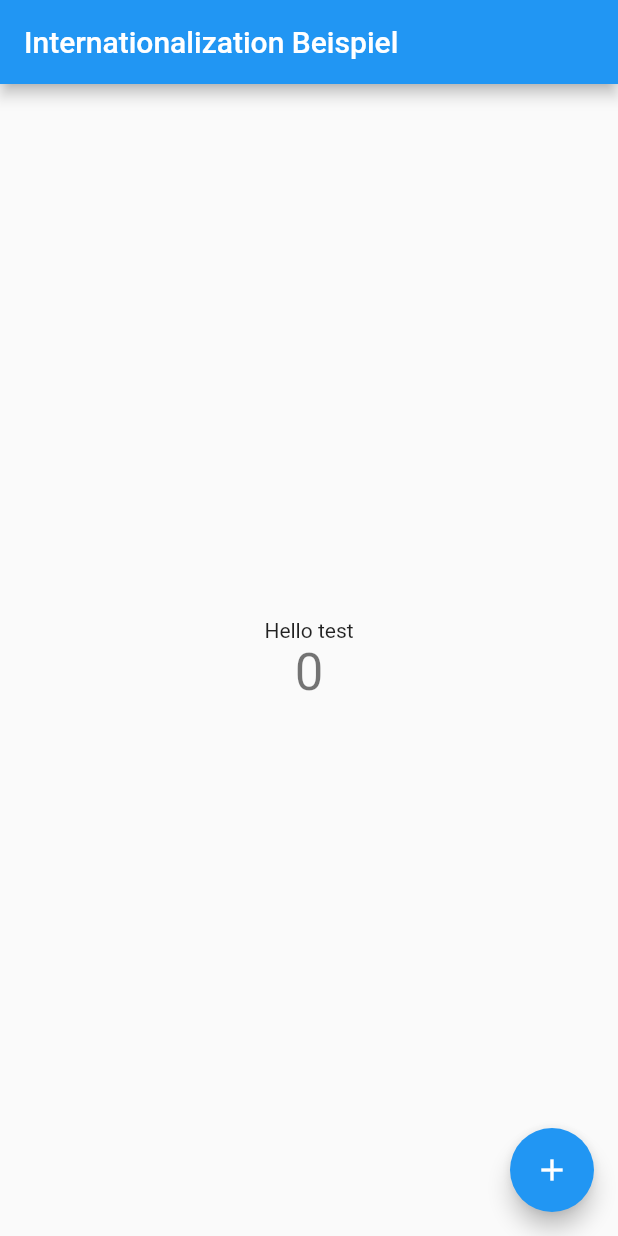
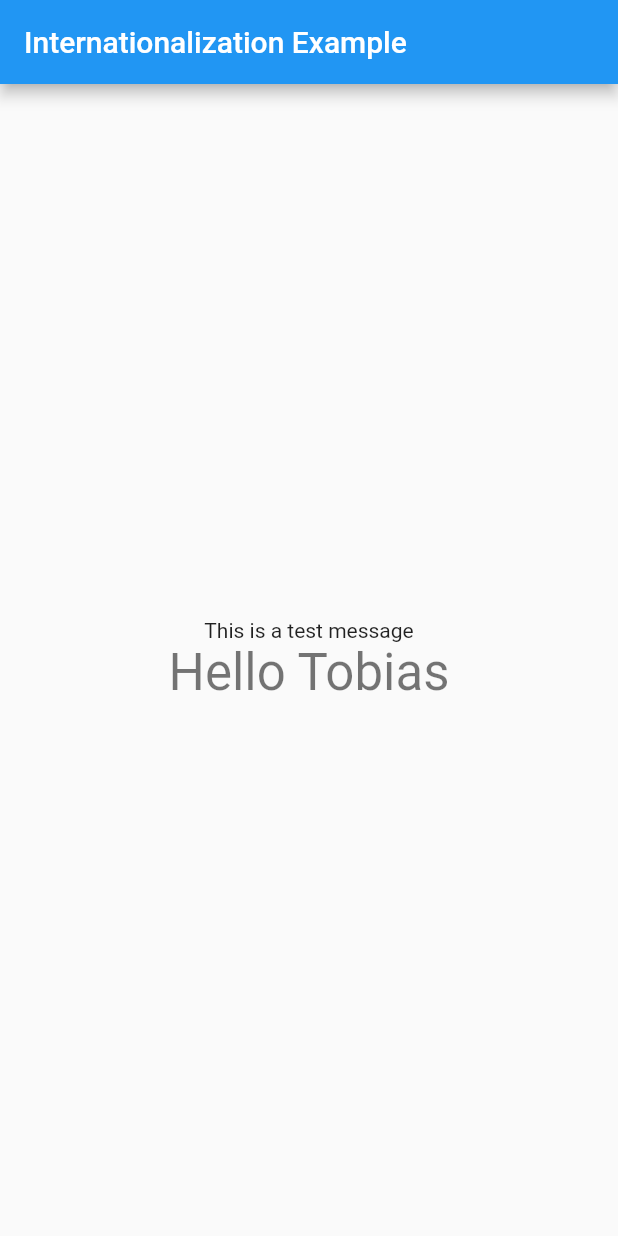
Before and after one commit to Kijacode/flutter-internationalization, a Flutter app: the screen it shows after launch, on a phone screen of 412 x 824 dp. Run offline on Flutter 3.47's test engine with Material 2 defaults, Android fonts, the phone set to English and light mode, and no system bars.

Commit message:
fixed some incorrect configuration files and broke main.dart down to show the example only

```diff
--- a/lib/main.dart
+++ b/lib/main.dart
@@ -1,119 +1,61 @@
 import 'package:flutter/material.dart';
+import 'package:flutter_localizations/flutter_localizations.dart';
 import 'package:internationalization/generated/i18n.dart';
 
 void main() => runApp(MyApp());
 
 class MyApp extends StatelessWidget {
-  // This widget is the root of your application.
   @override
   Widget build(BuildContext context) {
     final i18n = I18n.delegate;
 
     return MaterialApp(
-      localizationsDelegates: [i18n],
+      localizationsDelegates: [
+        i18n,
+        GlobalMaterialLocalizations.delegate,
+        GlobalWidgetsLocalizations.delegate
+      ],
       supportedLocales: i18n.supportedLocales,
       localeResolutionCallback: i18n.resolution(
         fallback: new Locale("en", "US"),
       ),
-      title: 'Flutter Demo',
+      title: 'Internationalization',
       theme: ThemeData(
-        // This is the theme of your application.
-        //
-        // Try running your application with "flutter run". You'll see the
-        // application has a blue toolbar. Then, without quitting the app, try
-        // changing the primarySwatch below to Colors.green and then invoke
-        // "hot reload" (press "r" in the console where you ran "flutter run",
-        // or simply save your changes to "hot reload" in a Flutter IDE).
-        // Notice that the counter didn't reset back to zero; the application
-        // is not restarted.
         primarySwatch: Colors.blue,
       ),
-      home: MyHomePage(title: 'Internationalization Beispiel'),
+      home: MyHomePage(),
     );
   }
 }
 
 class MyHomePage extends StatefulWidget {
-  MyHomePage({Key key, this.title}) : super(key: key);
-
-  // This widget is the home page of your application. It is stateful, meaning
-  // that it has a State object (defined below) that contains fields that affect
-  // how it looks.
-
-  // This class is the configuration for the state. It holds the values (in this
-  // case the title) provided by the parent (in this case the App widget) and
-  // used by the build method of the State. Fields in a Widget subclass are
-  // always marked "final".
-
-  final String title;
+  MyHomePage({Key key}) : super(key: key);
 
   @override
   _MyHomePageState createState() => _MyHomePageState();
 }
 
 class _MyHomePageState extends State<MyHomePage> {
-  int _counter = 0;
-
-  void _incrementCounter() {
-    setState(() {
-      // This call to setState tells the Flutter framework that something has
-      // changed in this State, which causes it to rerun the build method below
-      // so that the display can reflect the updated values. If we changed
-      // _counter without calling setState(), then the build method would not be
-      // called again, and so nothing would appear to happen.
-      _counter++;
-    });
-  }
-
   @override
   Widget build(BuildContext context) {
-    // This method is rerun every time setState is called, for instance as done
-    // by the _incrementCounter method above.
-    //
-    // The Flutter framework has been optimized to make rerunning build methods
-    // fast, so that you can just rebuild anything that needs updating rather
-    // than having to individually change instances of widgets.
     return Scaffold(
       appBar: AppBar(
-        // Here we take the value from the MyHomePage object that was created by
-        // the App.build method, and use it to set our appbar title.
-        title: Text(widget.title),
+        title: Text(I18n.of(context).title),
       ),
       body: Center(
-        // Center is a layout widget. It takes a single child and positions it
-        // in the middle of the parent.
         child: Column(
-          // Column is also layout widget. It takes a list of children and
-          // arranges them vertically. By default, it sizes itself to fit its
-          // children horizontally, and tries to be as tall as its parent.
-          //
-          // Invoke "debug painting" (press "p" in the console, choose the
-          // "Toggle Debug Paint" action from the Flutter Inspector in Android
-          // Studio, or the "Toggle Debug Paint" command in Visual Studio Code)
-          // to see the wireframe for each widget.
-          //
-          // Column has various properties to control how it sizes itself and
-          // how it positions its children. Here we use mainAxisAlignment to
-          // center the children vertically; the main axis here is the vertical
-          // axis because Columns are vertical (the cross axis would be
-          // horizontal).
           mainAxisAlignment: MainAxisAlignment.center,
           children: <Widget>[
             Text(
-              I18n.of(context).greetTo('test'),
+              I18n.of(context).test,
             ),
             Text(
-              '$_counter',
+              I18n.of(context).greetTo('Tobias'),
               style: Theme.of(context).textTheme.display1,
             ),
           ],
         ),
       ),
-      floatingActionButton: FloatingActionButton(
-        onPressed: _incrementCounter,
-        tooltip: 'Increment',
-        child: Icon(Icons.add),
-      ), // This trailing comma makes auto-formatting nicer for build methods.
     );
   }
 }
```
Also changed, not shown: 13 other files.
